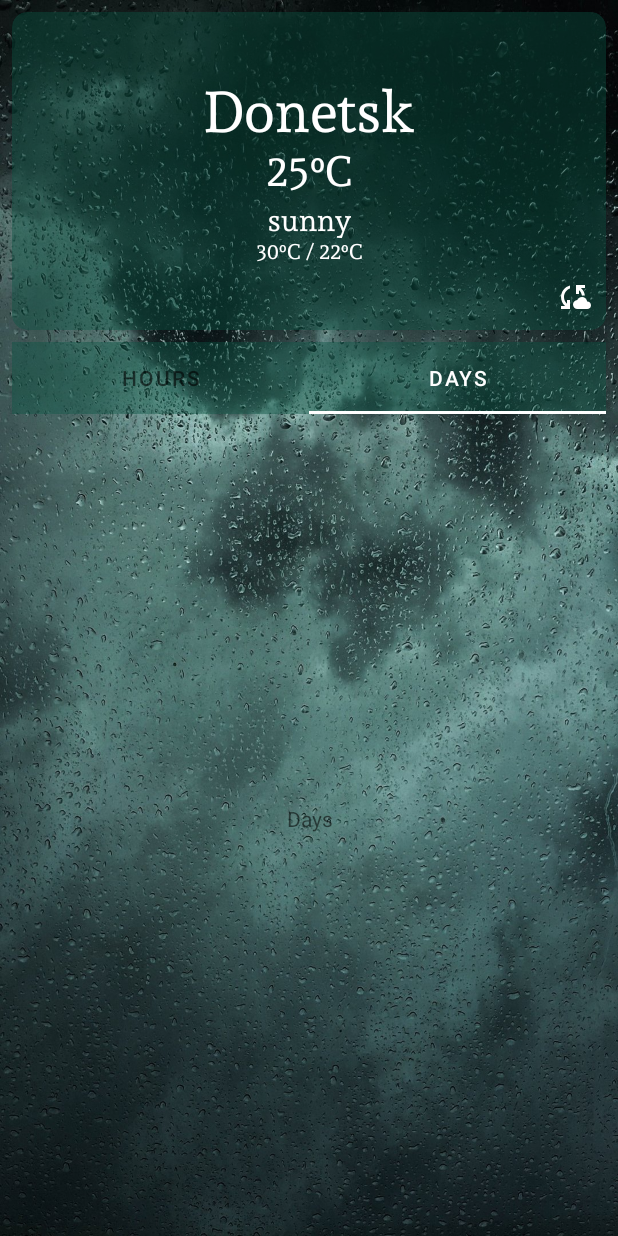
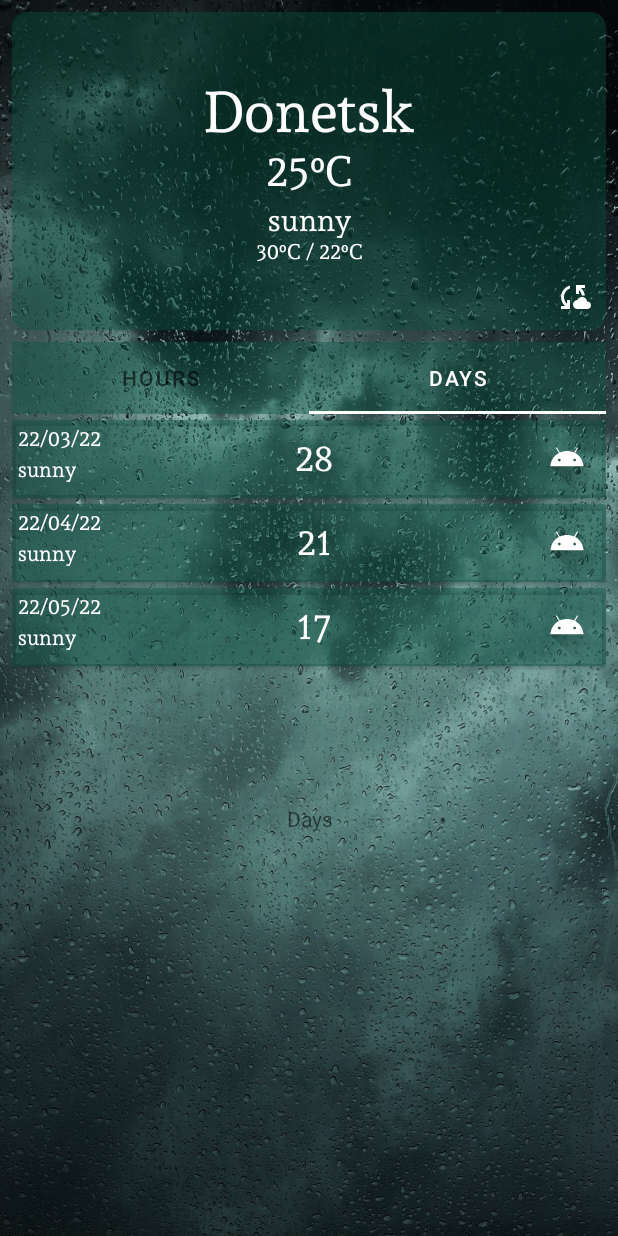
Before and after one commit to gogi1704/api_Weather, an Android app: the screen it shows after launch (MainActivity), tab 2 chosen, on a phone screen of 412 x 824 dp. Run offline under Robolectric (Android 15) with nearby library versions, the phone set to English and light mode, and no system bars.

Commit message:
create tab_layout and rcView

```diff
--- /dev/null
+++ b/app/src/main/java/com/example/api_weather/adapters/RcViewAdapter.kt
@@ -0,0 +1,54 @@
+package com.example.api_weather.adapters
+
+import android.view.LayoutInflater
+import android.view.View
+import android.view.ViewGroup
+import androidx.recyclerview.widget.DiffUtil
+import androidx.recyclerview.widget.ListAdapter
+import androidx.recyclerview.widget.RecyclerView
+import com.example.api_weather.R
+import com.example.api_weather.databinding.ItemLayoutBinding
+import com.example.api_weather.model.DayItemWeatherModel
+
+class RcViewAdapter :
+    ListAdapter<DayItemWeatherModel, RcViewAdapter.WeatherViewHolder>(Comparator()) {
+
+    class WeatherViewHolder(view: View) : RecyclerView.ViewHolder(view) {
+        val binding = ItemLayoutBinding.bind(view)
+        fun bind(item: DayItemWeatherModel) {
+            with(binding) {
+                textViewDate.text = item.date
+                textViewCondition.text = item.condition
+                textViewTemp.text = item.currentTemp
+            }
+        }
+    }
+
+    override fun onCreateViewHolder(parent: ViewGroup, viewType: Int): WeatherViewHolder {
+        val view  = LayoutInflater.from(parent.context).inflate(R.layout.item_layout , parent , false)
+        return WeatherViewHolder(view)
+    }
+
+    override fun onBindViewHolder(holder: WeatherViewHolder, position: Int) {
+        holder.bind(getItem(position))
+    }
+}
+
+
+class Comparator() : DiffUtil.ItemCallback<DayItemWeatherModel>() {
+    override fun areItemsTheSame(
+        oldItem: DayItemWeatherModel,
+        newItem: DayItemWeatherModel
+    ): Boolean {
+        return oldItem == newItem
+    }
+
+
+    override fun areContentsTheSame(
+        oldItem: DayItemWeatherModel,
+        newItem: DayItemWeatherModel
+    ): Boolean {
+        return oldItem == newItem
+    }
+
+}
--- a/app/src/main/java/com/example/api_weather/fragments/DaysFragment.kt
+++ b/app/src/main/java/com/example/api_weather/fragments/DaysFragment.kt
@@ -6,16 +6,65 @@ import android.view.LayoutInflater
 import android.view.View
 import android.view.ViewGroup
 import com.example.api_weather.R
+import com.example.api_weather.adapters.RcViewAdapter
+import com.example.api_weather.adapters.VpAdapter
+import com.example.api_weather.databinding.FragmentDaysBinding
+import com.example.api_weather.databinding.FragmentMainBinding
+import com.example.api_weather.model.DayItemWeatherModel
 
 class DaysFragment : Fragment() {
-
-
+    private val list = listOf(
+        DayItemWeatherModel(
+            city = "Donetsk",
+            date = "22/03/22",
+            condition = "sunny",
+            imageUrl = "",
+            currentTemp = "28",
+            maxTemp = "29",
+            minTemp = "19",
+            hours = ""
+        ),
+        DayItemWeatherModel(
+            city = "Lugansk",
+            date = "22/04/22",
+            condition = "sunny",
+            imageUrl = "",
+            currentTemp = "21",
+            maxTemp = "29",
+            minTemp = "19",
+            hours = ""
+        ),
+        DayItemWeatherModel(
+            city = "Kiev",
+            date = "22/05/22",
+            condition = "sunny",
+            imageUrl = "",
+            currentTemp = "17",
+            maxTemp = "29",
+            minTemp = "19",
+            hours = ""
+        )
+    )
+    private lateinit var adapter: RcViewAdapter
+    private lateinit var binding: FragmentDaysBinding
     override fun onCreateView(
         inflater: LayoutInflater, container: ViewGroup?,
         savedInstanceState: Bundle?
-    ): View? {
-        // Inflate the layout for this fragment
-        return inflater.inflate(R.layout.fragment_days, container, false)
+    ): View {
+        binding = FragmentDaysBinding.inflate(inflater, container, false)
+        return binding.root
+    }
+
+    override fun onViewCreated(view: View, savedInstanceState: Bundle?) {
+        super.onViewCreated(view, savedInstanceState)
+        initRcView()
+
+    }
+
+    private fun initRcView() = with(binding) {
+        val adapter = RcViewAdapter()
+        rV.adapter = adapter
+        adapter.submitList(list)
     }
 
     companion object {
--- a/app/src/main/res/layout/fragment_days.xml
+++ b/app/src/main/res/layout/fragment_days.xml
@@ -1,15 +1,20 @@
 <?xml version="1.0" encoding="utf-8"?>
-<FrameLayout xmlns:android="http://schemas.android.com/apk/res/android"
+<androidx.constraintlayout.widget.ConstraintLayout xmlns:android="http://schemas.android.com/apk/res/android"
     xmlns:tools="http://schemas.android.com/tools"
     android:layout_width="match_parent"
     android:layout_height="match_parent"
+    xmlns:app="http://schemas.android.com/apk/res-auto"
     tools:context=".fragments.DaysFragment">
 
-    <!-- TODO: Update blank fragment layout -->
+    <androidx.recyclerview.widget.RecyclerView
+        android:id="@+id/rV"
+        android:layout_width="match_parent"
+        android:layout_height="match_parent"
+        app:layoutManager="androidx.recyclerview.widget.LinearLayoutManager"/>
     <TextView
         android:layout_width="match_parent"
         android:layout_height="match_parent"
         android:gravity="center"
         android:text="Days" />
 
-</FrameLayout>
+</androidx.constraintlayout.widget.ConstraintLayout>
--- a/app/src/main/res/layout/fragment_hours.xml
+++ b/app/src/main/res/layout/fragment_hours.xml
@@ -1,9 +1,16 @@
 <?xml version="1.0" encoding="utf-8"?>
-<FrameLayout xmlns:android="http://schemas.android.com/apk/res/android"
+<androidx.constraintlayout.widget.ConstraintLayout xmlns:android="http://schemas.android.com/apk/res/android"
     xmlns:tools="http://schemas.android.com/tools"
     android:layout_width="match_parent"
     android:layout_height="match_parent"
+    xmlns:app="http://schemas.android.com/apk/res-auto"
     tools:context=".fragments.HoursFragment">
+
+    <androidx.recyclerview.widget.RecyclerView
+        android:id="@+id/rV"
+        android:layout_width="match_parent"
+        android:layout_height="match_parent"
+        app:layoutManager="androidx.recyclerview.widget.LinearLayoutManager"/>
 
     <TextView
         android:layout_width="match_parent"
@@ -12,4 +19,4 @@
         android:gravity="center"
         />
 
-</FrameLayout>
+</androidx.constraintlayout.widget.ConstraintLayout>
--- a/app/src/main/res/layout/item_layout.xml
+++ b/app/src/main/res/layout/item_layout.xml
@@ -20,6 +20,7 @@
             android:layout_marginTop="4dp"
             android:fontFamily="@font/andada"
             android:text="22/02/2022"
+            android:textColor="@color/white"
             app:layout_constraintStart_toStartOf="parent"
             app:layout_constraintTop_toTopOf="parent" />
 
@@ -30,6 +31,7 @@
             android:layout_marginTop="4dp"
             android:fontFamily="@font/andada"
             android:text="Sunny"
+            android:textColor="@color/white"
             app:layout_constraintStart_toStartOf="@+id/textView_date"
             app:layout_constraintTop_toBottomOf="@+id/textView_date" />
 
@@ -49,6 +51,7 @@
             android:fontFamily="@font/andada"
             android:gravity="center"
             android:text="22C"
+            android:textColor="@color/white"
             android:textSize="24sp"
             app:layout_constraintBottom_toBottomOf="parent"
             app:layout_constraintEnd_toStartOf="@+id/imageView_condition"
```
